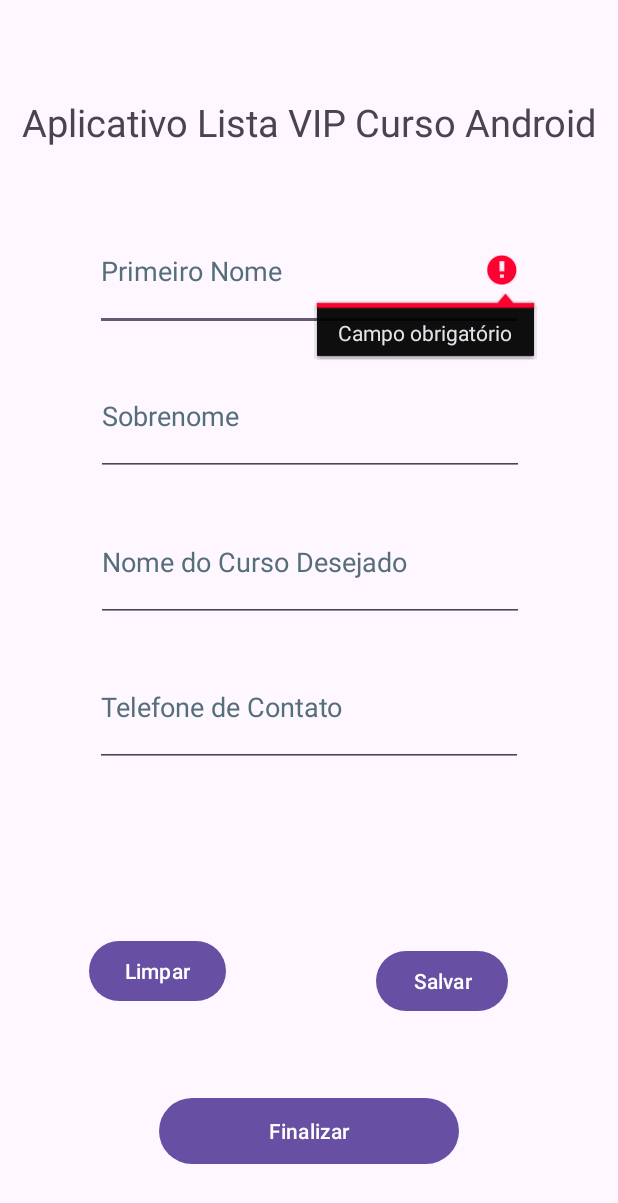
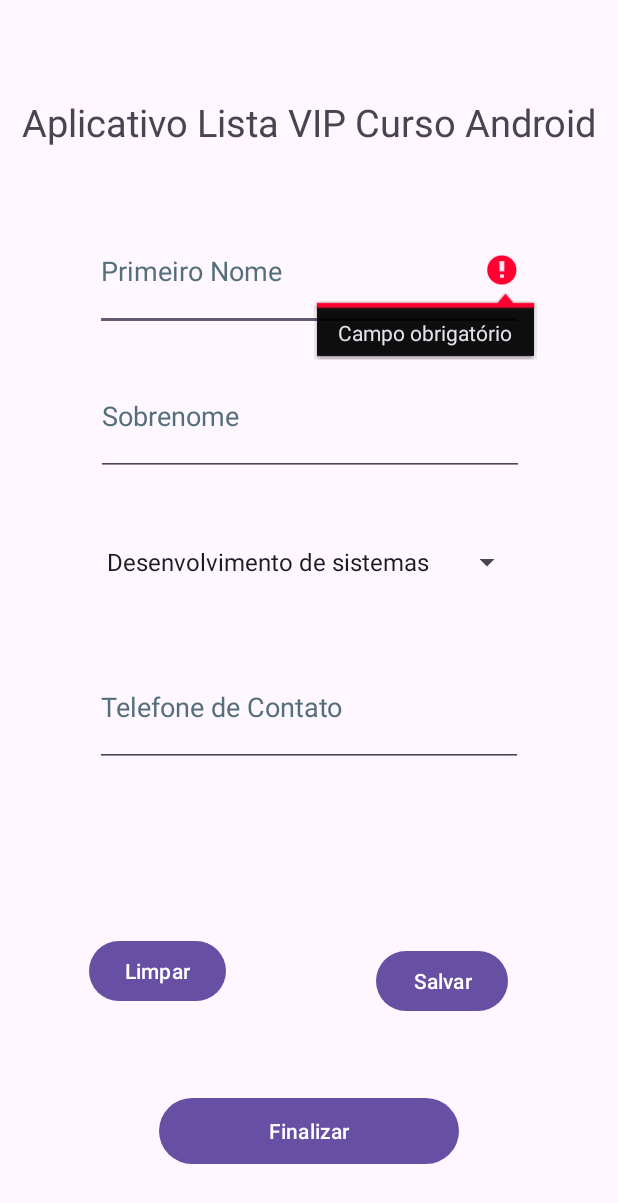
Before and after one commit to arcels1/VAIII-PORRA, an Android app: the screen it shows after launch (MainActivity), after a tap on "Salvar", on a phone screen of 412 x 824 dp. Shown: the top 1203 px of the screen. Run offline under Robolectric (Android 15) with nearby library versions, the phone set to English and light mode, and no system bars; 3 other taps on this screen came first.

Commit message:
spinner funcionando mas erro de ui

```diff
--- a/app/src/main/java/com/example/appnovooo/view/MainActivity.java
+++ b/app/src/main/java/com/example/appnovooo/view/MainActivity.java
@@ -3,8 +3,11 @@ package com.example.appnovooo.view;
 
 import android.os.Bundle;
 import android.view.View;
+import android.widget.AdapterView;
 import android.widget.Button;
 import android.widget.EditText;
+import android.widget.Spinner;
+import android.widget.Toast;
 
 import androidx.appcompat.app.AppCompatActivity;
 
@@ -17,12 +20,14 @@ import model.Pessoa;
 public class MainActivity extends AppCompatActivity {
     EditText nome;
     EditText sobrenome;
-    EditText curso;
+    int cursoId;
     EditText telefone;
     Button limpar;
     Button finalizar;
     Button salvar;
     Controller_pessoa controller;
+
+    Spinner cursos;
 
 
     @Override
@@ -31,18 +36,20 @@ public class MainActivity extends AppCompatActivity {
         setContentView(R.layout.activity_main);
         onClickListeners();
         listeners();
-        controller= new Controller_pessoa(nome,sobrenome,curso,telefone);
+        controller= new Controller_pessoa(nome,sobrenome,telefone,cursos);
         controller.iniciar();
+
+
     }
 
     public void listeners(){
         nome =(EditText) findViewById(R.id.primeironome);
         sobrenome =(EditText) findViewById(R.id.sobrenome);
-        curso =(EditText) findViewById(R.id.curso);
         telefone =(EditText) findViewById(R.id.telefone);
         limpar = findViewById(R.id.limpar);
         finalizar = findViewById(R.id.finalizar);
         salvar = findViewById(R.id.salvar);
+        cursos = findViewById(R.id.curso_spinner);
     }
 
     public void onClickListeners(){
@@ -58,11 +65,24 @@ public class MainActivity extends AppCompatActivity {
         salvar.setOnClickListener(new View.OnClickListener() {
             @Override
             public void onClick(View view) {
-                    controller.salve(new Pessoa(nome.getText().toString(),sobrenome.getText().toString(),new Curso(curso.getText().toString()),telefone.getText().toString()));
+                    controller.salve(new Pessoa(nome.getText().toString(),sobrenome.getText().toString(),new Curso(controller.getCursosLista(cursoId), cursoId),telefone.getText().toString()));
 
                 }
 
             });
+
+        cursos.setOnItemSelectedListener(new AdapterView.OnItemSelectedListener() {
+            @Override
+            public void onItemSelected(AdapterView<?> adapterView, View view, int i, long l) {
+                Toast.makeText(getApplicationContext(),controller.getCursosLista(i),Toast.LENGTH_LONG).show();
+                cursoId = i;
+            }
+
+            @Override
+            public void onNothingSelected(AdapterView<?> adapterView) {
+
+            }
+        });
 
     }
 
--- a/app/src/main/java/controller/Controller_pessoa.java
+++ b/app/src/main/java/controller/Controller_pessoa.java
@@ -4,7 +4,9 @@ import android.annotation.SuppressLint;
 import android.content.Context;
 import android.content.SharedPreferences;
 import android.util.Log;
+import android.widget.ArrayAdapter;
 import android.widget.EditText;
+import android.widget.Spinner;
 import android.widget.Toast;
 
 import model.Pessoa;
@@ -14,32 +16,87 @@ public class Controller_pessoa {
 
     EditText nome;
     EditText sobrenome;
-    EditText curso;
+
     EditText telefone;
 
     Controller_pessoa controller;
 
     public static final String NOME_PREFERENCES = "pref_listavip";
-    Context contexto;
-    SharedPreferences listaVIP;
-    SharedPreferences.Editor editor;
+    private Context contexto;
+    private SharedPreferences listaVIP;
+    private SharedPreferences.Editor editor;
+
+    private Spinner cursos;
+    private ArrayAdapter<String> adapter;
+    private String[] cursosLista = { " ","Desenvolvimento de sistemas","Programação"};
+
+    //gettes e setters
+    public Context getContexto() {
+        return contexto;
+    }
+
+    public void setContexto(Context contexto) {
+        this.contexto = contexto;
+    }
+
+    public SharedPreferences getListaVIP() {
+        return listaVIP;
+    }
+
+    public void setListaVIP(SharedPreferences listaVIP) {
+        this.listaVIP = listaVIP;
+    }
+
+    public SharedPreferences.Editor getEditor() {
+        return editor;
+    }
+
+    public void setEditor(SharedPreferences.Editor editor) {
+        this.editor = editor;
+    }
+
+    public Spinner getCursos() {
+        return cursos;
+    }
+
+    public void setCursos(Spinner cursos) {
+        this.cursos = cursos;
+    }
+
+    public ArrayAdapter<String> getAdapter() {
+        return adapter;
+    }
+
+    public void setAdapter(ArrayAdapter<String> adapter) {
+        this.adapter = adapter;
+    }
+
+    public String getCursosLista(int i) {
+        return cursosLista[i];
+    }
+
+    public void setCursosLista(String[] cursosLista) {
+        this.cursosLista = cursosLista;
+    }
 
 
-    public Controller_pessoa(EditText nome,EditText sobrenome, EditText curso, EditText telefone) {
-
+    public Controller_pessoa(EditText nome,EditText sobrenome, EditText telefone, Spinner cursos) {
+        this.cursos = cursos;
         this.nome = nome;
         this.sobrenome = sobrenome;
-        this.curso = curso;
         this.telefone = telefone;
         this.contexto = nome.getContext();
 
     }
 
     //testar inicio
-    @SuppressLint("SetTextI18n")
+    @SuppressLint({"SetTextI18n", "ResourceType"})
     public void iniciar(){
         listaVIP = contexto.getSharedPreferences(NOME_PREFERENCES,Context.MODE_PRIVATE);
         editor = listaVIP.edit();
+        adapter = new ArrayAdapter<String>(contexto, android.R.layout.simple_spinner_item, cursosLista);
+        adapter.setDropDownViewResource(android.R.layout.simple_spinner_dropdown_item);
+        cursos.setAdapter(adapter);
 
         if(listaVIP.contains("Primeiro nome")){
            nome.setText(listaVIP.getString("Primeiro nome",""));
@@ -47,9 +104,9 @@ public class Controller_pessoa {
         if(listaVIP.contains("Sobrenome")){
           sobrenome.setText(listaVIP.getString("Sobrenome",""));
         }
-        if(listaVIP.contains("Curso")){
-          curso.setText(listaVIP.getString("Curso",""));
-        }
+        if(listaVIP.contains("CursoId")){
+            cursos.setSelection(listaVIP.getInt("CursoId",0));
+       }
         if(listaVIP.contains("Telefone")){
           telefone.setText(listaVIP.getString("Telefone",""));
         }
@@ -67,7 +124,7 @@ public class Controller_pessoa {
     public void finalize(){
             Toast.makeText(contexto,listaVIP.getString("Primeiro nome","")+" \n"
                     +listaVIP.getString("Sobrenome","")+" \n"
-                    +listaVIP.getString("Curso","")+" \n"
+                    +cursosLista[listaVIP.getInt("CursoId",0)]+" \n"
                     +listaVIP.getString("Telefone","")+" \n",Toast.LENGTH_SHORT).show();
         }
 
@@ -75,8 +132,8 @@ public class Controller_pessoa {
     public void limpe(){
         nome.setText("");
         sobrenome.setText("");
-        curso.setText("");
         telefone.setText("");
+        cursos.setSelection(1);
         editor.clear();
         editor.commit();
 
@@ -85,8 +142,8 @@ public class Controller_pessoa {
     private void adicionarPreferencias( Pessoa pessoa){
         editor.putString("Primeiro nome", pessoa.getNome());
         editor.putString("Sobrenome", pessoa.getSobrenome());
-        editor.putString("Curso", pessoa.getCurso().getNomeCurso());
         editor.putString("Telefone", pessoa.getTelefone());
+        editor.putInt("CursoId", pessoa.getCurso().getIdCurso());
         editor.commit();
 
 
@@ -96,7 +153,7 @@ public class Controller_pessoa {
     public boolean error(Pessoa pessoa){
         String nomeTeste = nome.getText().toString().trim();
         String sobrenomeTeste = sobrenome.getText().toString().trim();
-        String cursoTeste = curso.getText().toString().trim();
+        int cursoTeste = cursos.getSelectedItemPosition();
         String telefoneTeste = telefone.getText().toString().trim();
 
         boolean vazio = false;
@@ -106,9 +163,9 @@ public class Controller_pessoa {
         } else if (sobrenomeTeste.isEmpty()) {
             vazio=true;
             sobrenome.setError("Campo obrigatório");
-        } else if (cursoTeste.isEmpty()) {
-            vazio=true;
-            curso.setError("Campo obrigatório");
+       } else if (cursoTeste== 0) {
+           vazio=true;
+            Toast.makeText(contexto, "O campo cursos é obrigatório", Toast.LENGTH_SHORT).show();
         } else if (telefoneTeste.isEmpty()) {
             vazio=true;
             telefone.setError("Campo obrigatório");
--- a/app/src/main/java/model/Curso.java
+++ b/app/src/main/java/model/Curso.java
@@ -2,9 +2,19 @@ package model;
 
 public class Curso {
     private String nomeCurso;
+    private int idCurso;
 
-    public Curso(String nomeCurso) {
+    public int getIdCurso() {
+        return idCurso;
+    }
+
+    public void setIdCurso(int idCurso) {
+        this.idCurso = idCurso;
+    }
+
+    public Curso(String nomeCurso, int idCurso) {
         this.nomeCurso = nomeCurso;
+        this.idCurso = idCurso;
     }
 
     public String getNomeCurso() {
--- a/app/src/main/res/layout/activity_main.xml
+++ b/app/src/main/res/layout/activity_main.xml
@@ -36,6 +36,34 @@
         app:layout_constraintTop_toBottomOf="@+id/textView2" />
 
     <EditText
+        android:id="@+id/sobrenome"
+        android:layout_width="285dp"
+        android:layout_height="80dp"
+        android:layout_marginStart="64dp"
+        android:layout_marginEnd="63dp"
+        android:ems="10"
+        android:hint="Sobrenome"
+        android:inputType="text"
+        android:textColorHint="#546E7A"
+        app:layout_constraintBottom_toTopOf="@+id/curso_spinner"
+        app:layout_constraintEnd_toEndOf="parent"
+        app:layout_constraintStart_toStartOf="parent"
+        app:layout_constraintTop_toBottomOf="@+id/primeironome" />
+
+    <Spinner
+        android:id="@+id/curso_spinner"
+        android:layout_width="285dp"
+        android:layout_height="80dp"
+        android:layout_marginStart="63dp"
+        android:layout_marginEnd="63dp"
+        app:layout_constraintBottom_toTopOf="@+id/telefone"
+        app:layout_constraintEnd_toEndOf="parent"
+        app:layout_constraintHorizontal_bias="1.0"
+        app:layout_constraintStart_toStartOf="parent"
+        app:layout_constraintTop_toBottomOf="@+id/sobrenome"
+        app:layout_constraintVertical_bias="0.0" />
+
+    <EditText
         android:id="@+id/telefone"
         android:layout_width="285dp"
         android:layout_height="80dp"
@@ -49,37 +77,7 @@
         app:layout_constraintBottom_toBottomOf="parent"
         app:layout_constraintEnd_toEndOf="parent"
         app:layout_constraintStart_toStartOf="parent"
-        app:layout_constraintTop_toBottomOf="@+id/curso" />
-
-    <EditText
-        android:id="@+id/curso"
-        android:layout_width="285dp"
-        android:layout_height="80dp"
-        android:layout_marginStart="64dp"
-        android:layout_marginEnd="63dp"
-        android:ems="10"
-        android:hint="Nome do Curso Desejado"
-        android:inputType="text"
-        android:textColorHint="#546E7A"
-        app:layout_constraintBottom_toTopOf="@+id/telefone"
-        app:layout_constraintEnd_toEndOf="parent"
-        app:layout_constraintStart_toStartOf="parent"
-        app:layout_constraintTop_toBottomOf="@+id/sobrenome" />
-
-    <EditText
-        android:id="@+id/sobrenome"
-        android:layout_width="285dp"
-        android:layout_height="80dp"
-        android:layout_marginStart="64dp"
-        android:layout_marginEnd="63dp"
-        android:ems="10"
-        android:hint="Sobrenome"
-        android:inputType="text"
-        android:textColorHint="#546E7A"
-        app:layout_constraintBottom_toTopOf="@+id/curso"
-        app:layout_constraintEnd_toEndOf="parent"
-        app:layout_constraintStart_toStartOf="parent"
-        app:layout_constraintTop_toBottomOf="@+id/primeironome" />
+        app:layout_constraintTop_toBottomOf="@+id/curso_spinner" />
 
     <Button
         android:id="@+id/limpar"
```
